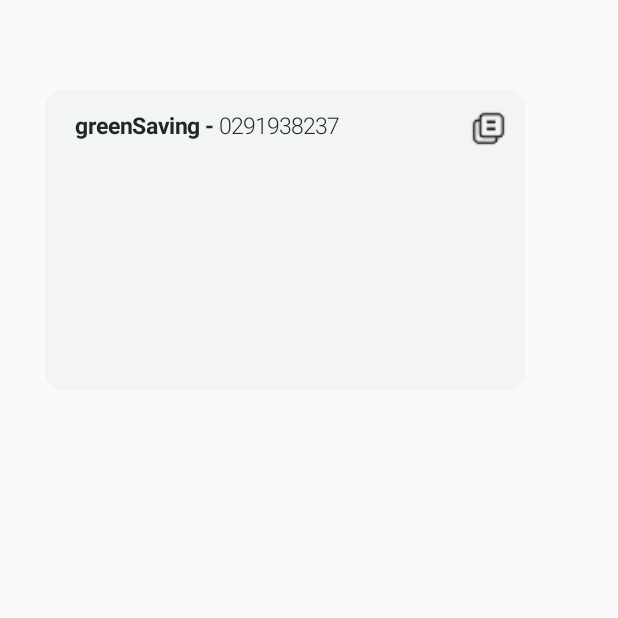
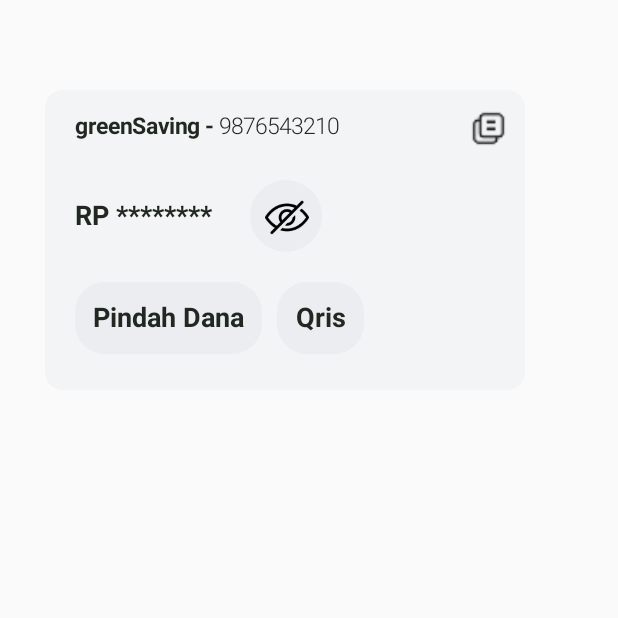
Before and after one commit to veroanggraa/GreenBankApplication, an Android app built with Jetpack Compose: the screen it shows after launch (MainActivity), after a tap on "Copy", on a phone screen of 412 x 824 dp, the top half of it. Run offline under Robolectric (Android 15) with nearby library versions, the phone set to English and light mode, and no system bars.

Commit message:
copied account number

```diff
--- a/app/src/main/java/com/veroanggra/greenbankapplication/MainActivity.kt
+++ b/app/src/main/java/com/veroanggra/greenbankapplication/MainActivity.kt
@@ -9,6 +9,7 @@ import androidx.compose.ui.Modifier
 import androidx.compose.ui.unit.dp
 import com.veroanggra.greenbankapplication.ui.theme.GreenBankApplicationTheme
 import com.veroanggra.greenbankapplication.utils.actions.setClipboard
+import com.veroanggra.greenbankapplication.utils.actions.showCopiedToast
 import com.veroanggra.greenbankapplication.utils.component.SavingCard
 
 class MainActivity : ComponentActivity() {
@@ -17,10 +18,15 @@ class MainActivity : ComponentActivity() {
         enableEdgeToEdge()
         setContent {
             GreenBankApplicationTheme {
+                val text = "9876543210"
                 SavingCard(
                     modifier = Modifier.padding(horizontal = 30.dp, vertical = 60.dp),
+                    textNumber = text,
                     onClick = {
-                        this.setClipboard("label", "text")
+                        this.apply {
+                            setClipboard("Copied", text)
+                            showCopiedToast("Account Number Copied", this)
+                        }
                     })
             }
         }
--- a/app/src/main/java/com/veroanggra/greenbankapplication/utils/actions/Actions.kt
+++ b/app/src/main/java/com/veroanggra/greenbankapplication/utils/actions/Actions.kt
@@ -3,6 +3,7 @@ package com.veroanggra.greenbankapplication.utils.actions
 import android.content.ClipData
 import android.content.ClipboardManager
 import android.content.Context
+import android.widget.Toast
 
 fun Context.setClipboard(label: String, text: String) {
     (getSystemService(Context.CLIPBOARD_SERVICE) as? ClipboardManager)?.setPrimaryClip(
@@ -12,3 +13,7 @@ fun Context.setClipboard(label: String, text: String) {
         )
     )
 }
+
+fun Context.showCopiedToast(message: String, context: Context) {
+    Toast.makeText(context, message, Toast.LENGTH_SHORT).show()
+}
--- a/app/src/main/java/com/veroanggra/greenbankapplication/utils/component/CustomButton.kt
+++ b/app/src/main/java/com/veroanggra/greenbankapplication/utils/component/CustomButton.kt
@@ -1,15 +1,26 @@
 package com.veroanggra.greenbankapplication.utils.component
 
+import androidx.compose.foundation.background
 import androidx.compose.foundation.layout.Column
 import androidx.compose.foundation.layout.padding
 import androidx.compose.foundation.layout.size
+import androidx.compose.foundation.shape.CircleShape
+import androidx.compose.foundation.shape.RoundedCornerShape
 import androidx.compose.material3.Icon
 import androidx.compose.material3.IconButton
+import androidx.compose.material3.Text
+import androidx.compose.material3.TextButton
 import androidx.compose.runtime.Composable
 import androidx.compose.ui.Modifier
+import androidx.compose.ui.draw.clip
+import androidx.compose.ui.graphics.Color
+import androidx.compose.ui.graphics.RectangleShape
 import androidx.compose.ui.res.painterResource
+import androidx.compose.ui.text.TextStyle
+import androidx.compose.ui.text.font.FontWeight
 import androidx.compose.ui.tooling.preview.Preview
 import androidx.compose.ui.unit.dp
+import androidx.compose.ui.unit.sp
 import com.veroanggra.greenbankapplication.R
 
 @Composable
@@ -29,35 +40,56 @@ fun CopyButton(onClick: () -> Unit, modifier: Modifier = Modifier) {
 }
 
 @Composable
-fun EyeIconButton(onClick: () -> Unit, modifier: Modifier, isVisible: Boolean) {
+fun EyeIconButton(onClick: () -> Unit, modifier: Modifier = Modifier, isVisible: Boolean) {
     IconButton(
         onClick = onClick,
         modifier
-            .size(40.dp)
-            .padding(end = 10.dp, top = 10.dp)
+            .clip(CircleShape)
+            .background(color = Color(0XFFECEDF1))
     ) {
-        if (isVisible) {
         Icon(
-                painter = painterResource(R.drawable.icon_eye),
+            painter = painterResource(if (isVisible) R.drawable.icon_unhide else R.drawable.icon_hide),
             contentDescription = "Eye",
-                modifier.size(30.dp)
+            modifier = Modifier.size(30.dp)
         )
     }
+}
 
+@Composable
+fun CommonButton(onClick: () -> Unit, modifier: Modifier = Modifier, label: String) {
+    TextButton(
+        onClick = onClick,
+        modifier
+            .clip(RoundedCornerShape(20.dp))
+            .background(color = Color(0XFFECEDF1))
+    ) {
+        Text(
+            text = label, style = TextStyle(
+                fontSize = 18.sp,
+                fontWeight = FontWeight.Bold,
+                color = Color(0xFF212821)
+            )
+        )
     }
 }
 
 @Preview
 @Composable
 private fun CopyButtonPreview() {
-    Column {
     CopyButton(
         modifier = Modifier,
         onClick = {}
     )
+}
 
-        EyeIconButton(
-            onClick = {}, modifier = Modifier, isVisible = true
-        )
+@Preview(showBackground = false)
+@Composable
+fun EyeIconButtonPreview() {
+    EyeIconButton(onClick = {}, modifier = Modifier, isVisible = true)
 }
+
+@Preview(showBackground = false)
+@Composable
+fun CommonButtonPreview() {
+    CommonButton(onClick = {}, modifier = Modifier, label = "Pindah Dana")
 }
--- a/app/src/main/java/com/veroanggra/greenbankapplication/utils/component/CustomText.kt
+++ b/app/src/main/java/com/veroanggra/greenbankapplication/utils/component/CustomText.kt
@@ -2,11 +2,13 @@ package com.veroanggra.greenbankapplication.utils.component
 
 import androidx.compose.foundation.layout.Arrangement
 import androidx.compose.foundation.layout.Row
+import androidx.compose.foundation.layout.Spacer
 import androidx.compose.foundation.layout.fillMaxWidth
 import androidx.compose.foundation.layout.padding
-import androidx.compose.foundation.magnifier
+import androidx.compose.foundation.layout.width
 import androidx.compose.material3.Text
 import androidx.compose.runtime.Composable
+import androidx.compose.ui.Alignment
 import androidx.compose.ui.Modifier
 import androidx.compose.ui.graphics.Color
 import androidx.compose.ui.text.TextStyle
@@ -21,7 +23,7 @@ fun AccountNameNumberTextCopy(
     textName: String,
     textNumber: String,
     onClick: () -> Unit,
-    modifier: Modifier
+    modifier: Modifier = Modifier
 ) {
     Row(modifier = modifier.fillMaxWidth(), horizontalArrangement = Arrangement.SpaceBetween) {
         Row(modifier = Modifier.padding(top = 15.dp, start = 20.dp)) {
@@ -51,6 +53,21 @@ fun AccountNameNumberTextCopy(
     }
 }
 
+@Composable
+fun BalanceText(modifier: Modifier = Modifier, balance: String, isVisible: Boolean) {
+    Row(modifier = modifier, verticalAlignment = Alignment.CenterVertically) {
+        Text(
+            text = if (isVisible) "RP $balance" else "RP ********", style = TextStyle(
+                fontSize = 18.sp,
+                fontWeight = FontWeight.Bold,
+                color = Color(0xFF212821)
+            )
+        )
+        Spacer(modifier = modifier.width(5.dp))
+        EyeIconButton(onClick = {}, modifier = Modifier, isVisible = isVisible)
+    }
+}
+
 @Preview(showBackground = true, name = "Saving Card")
 @Composable
 fun AccountNameNumberTextPreview() {
--- a/app/src/main/java/com/veroanggra/greenbankapplication/utils/component/SavingCard.kt
+++ b/app/src/main/java/com/veroanggra/greenbankapplication/utils/component/SavingCard.kt
@@ -1,24 +1,49 @@
 package com.veroanggra.greenbankapplication.utils.component
 
+import androidx.compose.foundation.layout.Arrangement
+import androidx.compose.foundation.layout.Column
+import androidx.compose.foundation.layout.Row
+import androidx.compose.foundation.layout.Spacer
+import androidx.compose.foundation.layout.padding
 import androidx.compose.foundation.layout.size
+import androidx.compose.foundation.layout.width
 import androidx.compose.material3.Card
 import androidx.compose.material3.CardDefaults
 import androidx.compose.runtime.Composable
 import androidx.compose.ui.Modifier
 import androidx.compose.ui.graphics.Color
+import androidx.compose.ui.tooling.preview.Preview
 import androidx.compose.ui.unit.dp
 
 @Composable
-fun SavingCard(modifier: Modifier, onClick: () -> Unit) {
+fun SavingCard(modifier: Modifier, onClick: () -> Unit, textNumber: String) {
     Card(
         modifier = modifier.size(width = 320.dp, height = 200.dp),
         colors = CardDefaults.cardColors(containerColor = Color(0xFFF3F4F6))
     ) {
-        AccountNameNumberTextCopy(
-            modifier = Modifier,
-            textName = "greenSaving",
-            textNumber = "0291938237",
-            onClick = onClick
-        )
+        Column(verticalArrangement = Arrangement.SpaceBetween) {
+            AccountNameNumberTextCopy(
+                modifier = Modifier,
+                textName = "greenSaving",
+                textNumber = textNumber,
+                onClick = onClick
+            )
+            BalanceText(
+                balance = "10.000",
+                modifier = Modifier.padding(start = 20.dp, top = 20.dp),
+                isVisible = false
+            )
+            Row(modifier = Modifier.padding(start = 20.dp, top = 20.dp)) {
+                CommonButton(onClick = {}, modifier = Modifier, label = "Pindah Dana")
+                Spacer(Modifier.width(10.dp))
+                CommonButton(onClick = {}, modifier = Modifier, label = "Qris")
+            }
+        }
     }
 }
+
+@Preview
+@Composable
+private fun PreViewCard() {
+    SavingCard(modifier = Modifier, textNumber = "0291938237", onClick = {})
+}
```
Also changed, not shown: app/src/main/res/drawable/icon_hide.png (added), app/src/main/res/drawable/icon_unhide.png (added). Lines whose indentation alone changed are shown as unchanged.
